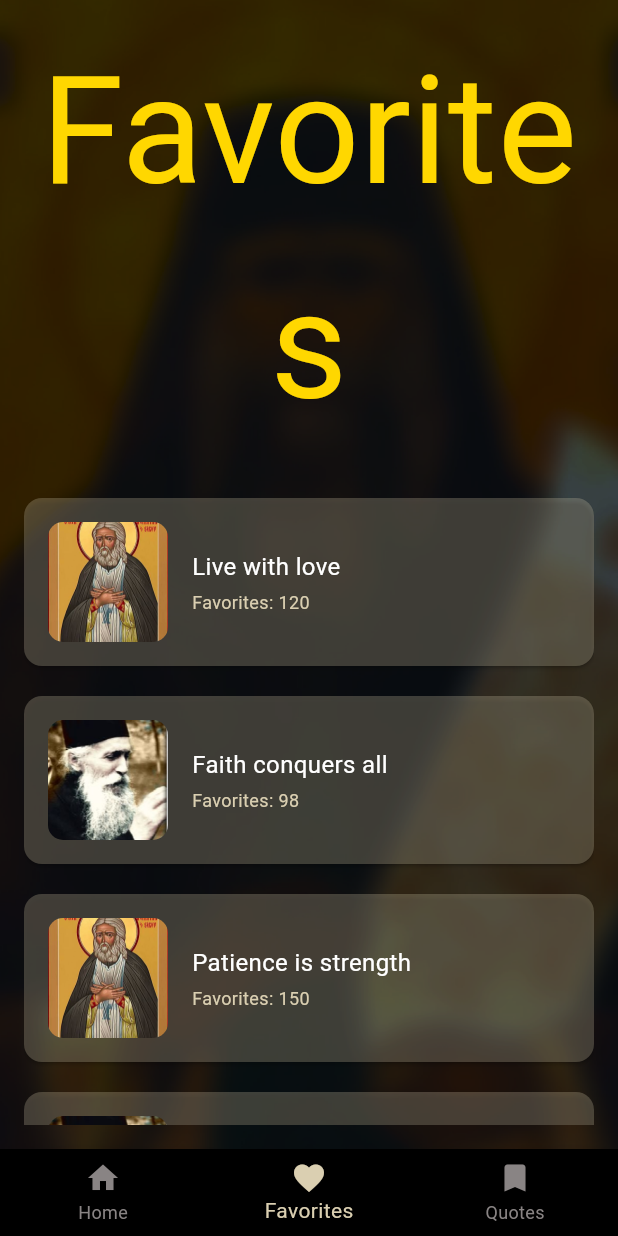
After one commit to Lidiya-MK/Athonite, a Flutter app: the FavoritesScreen screen opened directly, on a phone screen of 412 x 824 dp. The commit adds this screen. Run offline on Flutter 3.47's test engine with Material 3 defaults, Android fonts, the phone set to English and light mode, and no system bars; our stand-ins replace flutter_animate, google_fonts.

Commit message:
added quotes and favorites screens working progress

```diff
--- /dev/null
+++ b/app/lib/presentation/screens/favorites.dart
@@ -0,0 +1,136 @@
+import 'package:flutter/material.dart';
+import 'package:google_fonts/google_fonts.dart';
+import '../../data/quoteSample.dart';
+import '../screens/home.dart';
+import '../screens/quotes.dart';
+
+class FavoritesScreen extends StatelessWidget {
+  const FavoritesScreen({Key? key}) : super(key: key);
+
+  @override
+  Widget build(BuildContext context) {
+    return Scaffold(
+      body: Stack(
+        children: [
+          Positioned.fill(
+            child: Image.asset(
+              'assets/homeSaint.png',
+              fit: BoxFit.cover,
+            ),
+          ),
+          Positioned.fill(
+            child: Container(
+              color: Colors.black.withOpacity(0.5),
+            ),
+          ),
+          Padding(
+            padding: const EdgeInsets.all(16.0),
+            child: Column(
+              crossAxisAlignment: CrossAxisAlignment.start,
+              children: [
+                // Header
+                Text(
+                  "Favorites",
+                  style: GoogleFonts.islandMoments(
+                    color: const Color(0xFFFFD700),
+                    fontSize: 100,
+                  ),
+                  textAlign: TextAlign.center,
+                ),
+                const SizedBox(height: 20),
+                // Favorite Quotes List
+                Expanded(
+                  child: ListView.builder(
+                    itemCount: sampleQuotes.length,
+                    itemBuilder: (context, index) {
+                      final quote = sampleQuotes[index];
+                      return Card(
+                        color: const Color(0xFFDACFB1).withOpacity(0.26),
+                        margin: const EdgeInsets.symmetric(vertical: 10),
+                        child: Padding(
+                          padding: const EdgeInsets.all(16.0),
+                          child: Row(
+                            children: [
+                              ClipRRect(
+                                borderRadius: BorderRadius.circular(10),
+                                child: Image.asset(
+                                  quote.quoteImage,
+                                  width: 80,
+                                  height: 80,
+                                  fit: BoxFit.cover,
+                                ),
+                              ),
+                              const SizedBox(width: 16),
+                              Expanded(
+                                child: Column(
+                                  crossAxisAlignment: CrossAxisAlignment.start,
+                                  children: [
+                                    Text(
+                                      quote.quoteContent,
+                                      style: const TextStyle(
+                                        color: Colors.white,
+                                        fontSize: 16,
+                                      ),
+                                      overflow: TextOverflow.ellipsis,
+                                    ),
+                                    const SizedBox(height: 4),
+                                    Text(
+                                      "Favorites: ${quote.favoriteCount}",
+                                      style: const TextStyle(
+                                        color: Color(0xFFDACFB1),
+                                        fontSize: 12,
+                                      ),
+                                    ),
+                                  ],
+                                ),
+                              ),
+                            ],
+                          ),
+                        ),
+                      );
+                    },
+                  ),
+                ),
+              ],
+            ),
+          ),
+        ],
+      ),
+      bottomNavigationBar: BottomNavigationBar(
+        backgroundColor: Colors.black,
+        items: const [
+          BottomNavigationBarItem(
+            icon: Icon(Icons.home, color: Color(0xFF898484)),
+            label: 'Home',
+          ),
+          BottomNavigationBarItem(
+            icon: Icon(Icons.favorite, color: Color(0xFFDACFB1)),
+            label: 'Favorites',
+          ),
+          BottomNavigationBarItem(
+            icon: Icon(Icons.bookmark, color: Color(0xFF898484)),
+            label: 'Quotes',
+          ),
+        ],
+        currentIndex: 1,
+        selectedItemColor: const Color(0xFFDACFB1),
+        unselectedItemColor: const Color(0xFF898484),
+        showUnselectedLabels: true,
+        onTap: (index) {
+          if (index == 0) {
+            Navigator.pushReplacement(
+              context,
+              MaterialPageRoute(builder: (context) => HomeScreen()),
+            );
+          } else if (index == 2) {
+            Navigator.pushReplacement(
+              context,
+              MaterialPageRoute(builder: (context) => QuotesScreen()),
+            );
+          }
+
+        },
+      ),
+    );
+  }
+}
```
Also changed, not shown: app/lib/presentation/screens/categoryDetail.dart (+22 -4 lines), app/lib/presentation/screens/home.dart (+21 -2 lines), app/lib/presentation/screens/quotes.dart (added, +138 -0 lines), app/lib/presentation/screens/story.dart (+22 -4 lines).
